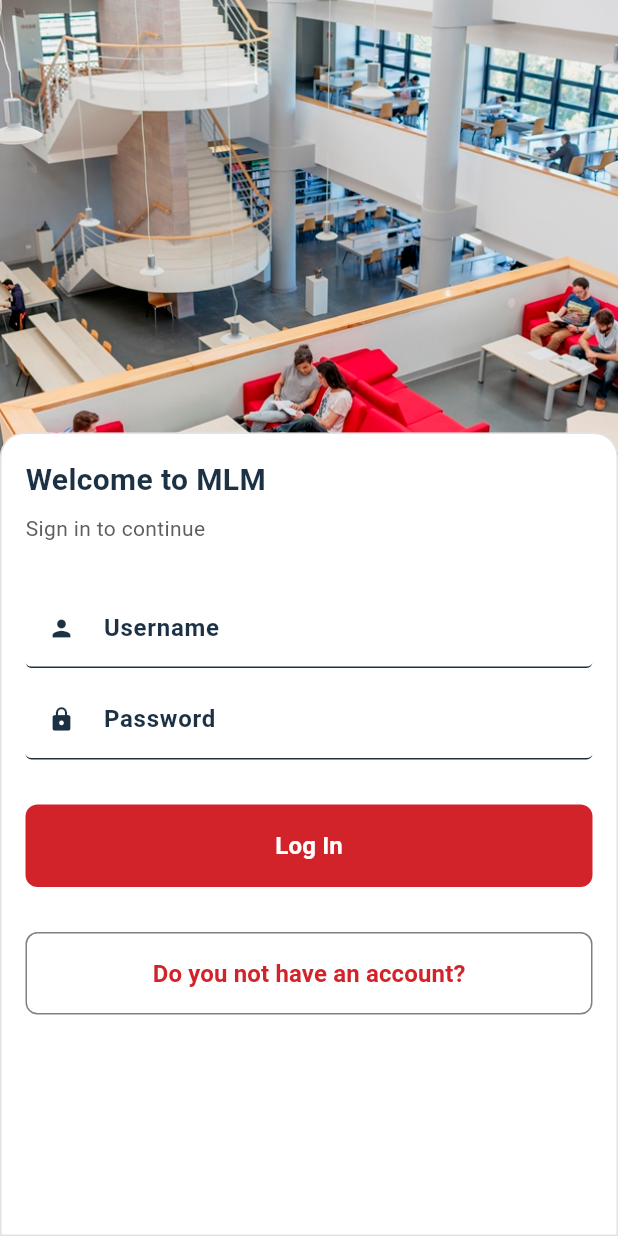
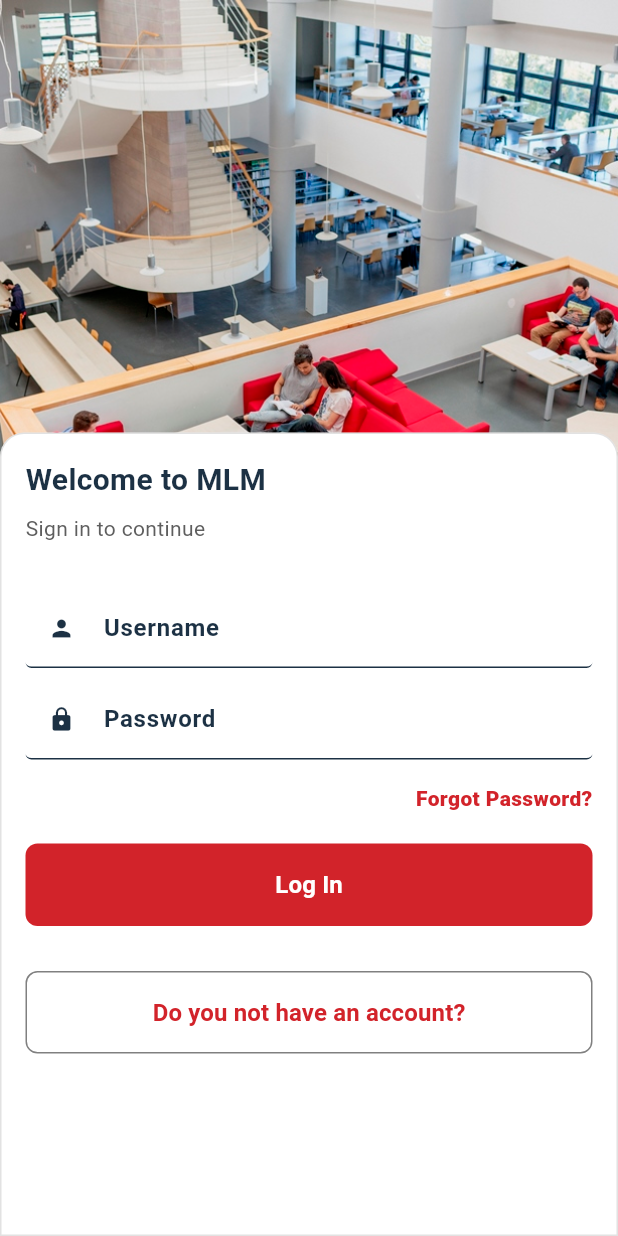
Before and after one commit to bartucank/mlmui, a Flutter app: the screen it shows after launch, after a tap on "Sign Up", after a tap on "Do you have an account?", on a phone screen of 412 x 824 dp. Run offline on Flutter 3.47's test engine with Material 3 defaults, Android fonts, the phone set to English and light mode, and no system bars; our stand-ins replace animate_do, card_loading, file_picker, fl_chart, flutter_otp_text_field, flutter_secure_storage and 6 more; missing offline and left inert: ai_barcode_scanner, animated_rating_stars, art_sweetalert, clipboard, dynamic_tabbar, flutter_web_frame and 6 more; accounts and stored records are empty; network calls fail.

Commit message:
copy card management fixed. librarian home fixed. forgot password text added (todo: implement this text functionality.)

```diff
--- a/lib/models/StatisticsDTO.dart
+++ b/lib/models/StatisticsDTO.dart
@@ -3,17 +3,17 @@ part 'StatisticsDTO.g.dart';
 //includeIfNull: false
 @JsonSerializable(explicitToJson: true)
 class StatisticsDTO{
-  int totalUserCount;
-  int totalBookCount;
-  int availableBookCount;
-  int unavailableBookCount;
-  double sumOfBalance;
-  double sumOfDebt;
-  int queueCount;
+  int? totalUserCount;
+  int? totalBookCount;
+  int? availableBookCount;
+  int? unavailableBookCount;
+  double? sumOfBalance;
+  double? sumOfDebt;
+  int? queueCount;
   String? day;
   String? dayDesc;
-  int dayInt;
-  int id;
+  int? dayInt;
+  int? id;
 
   StatisticsDTO(
       this.totalUserCount,
--- a/lib/pages/Onboarding/LoginScreen.dart
+++ b/lib/pages/Onboarding/LoginScreen.dart
@@ -233,7 +233,22 @@ class _LoginScreenState extends State<LoginScreen> {
                           ),
                         ),
                         Padding(
-                          padding: EdgeInsets.fromLTRB(0, 30, 0, 0),
+                          padding: EdgeInsets.fromLTRB(0, 16, 0, 0),
+                          child: GestureDetector(
+                            onTap: (){
+                              print("clicked");
+                            },
+                            child: Align(
+                              alignment: Alignment.bottomRight,
+                              child: Text("Forgot Password?",style: TextStyle(
+                                color: Constants.mainRedColor,
+                                fontWeight: FontWeight.w800
+                              ),),
+                            ),
+                          ),
+                        ),
+                        Padding(
+                          padding: EdgeInsets.fromLTRB(0, 20, 0, 0),
                           child: MaterialButton(
                             onPressed: () async {
                               await _login();
--- a/lib/pages/UserScreens/FavoriteListScreen.dart
+++ b/lib/pages/UserScreens/FavoriteListScreen.dart
@@ -87,10 +87,10 @@ class _FavoriteListScreen extends State<FavoriteListScreen> {
         drawer: const MenuDrawerLibrarian(),
         appBar: AppBar(
           backgroundColor: Constants.mainRedColor,
-          title: const Text('My Books'),
+          title: const Text('Favorite List', style: TextStyle(color: Constants.whiteColor),),
           centerTitle: false,
           leading: IconButton(
-            icon: const Icon(Icons.arrow_back),
+            icon: const Icon(Icons.arrow_back,color: Constants.whiteColor,),
             onPressed: () {
               Navigator.pop(context);
             },
--- a/lib/pages/UserScreens/MyBooksPage.dart
+++ b/lib/pages/UserScreens/MyBooksPage.dart
@@ -74,10 +74,10 @@ class _MyBooksPage extends State<MyBooksPage> {
         drawer: const MenuDrawerLibrarian(),
         appBar: AppBar(
           backgroundColor: Constants.mainRedColor,
-          title: Text('My Books'),
+          title: Text('My Books',style: TextStyle(color: Constants.whiteColor),),
           centerTitle: false,
           leading: IconButton(
-            icon: Icon(Icons.arrow_back),
+            icon: Icon(Icons.arrow_back,color: Constants.whiteColor,),
             onPressed: () {
               Navigator.pop(context);
             },
```
Also changed, not shown: lib/pages/LibrarianScreens/CopyCardManagement.dart (+16 -16 lines), lib/pages/LibrarianScreens/LibrarianHome.dart (+8 -7 lines), lib/pages/UserScreens/BookDetailsPage.dart (+6 -4 lines), lib/pages/UserScreens/UserHome.dart (+1 -19 lines), lib/models/StatisticsDTO.g.dart, 1 other file.
